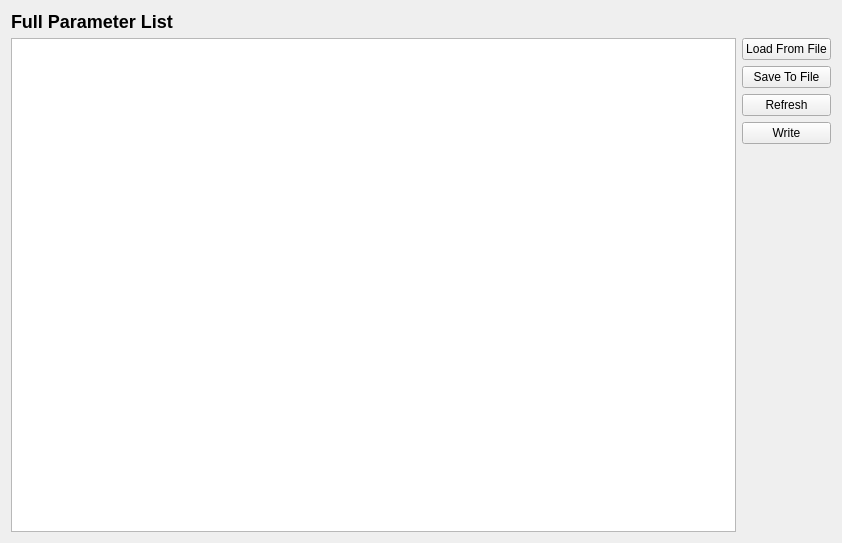
The window that src/ui/configuration/AdvParameterList.ui (ArduPilot/apm_planner) describes before a commit, drawn with Qt 5.
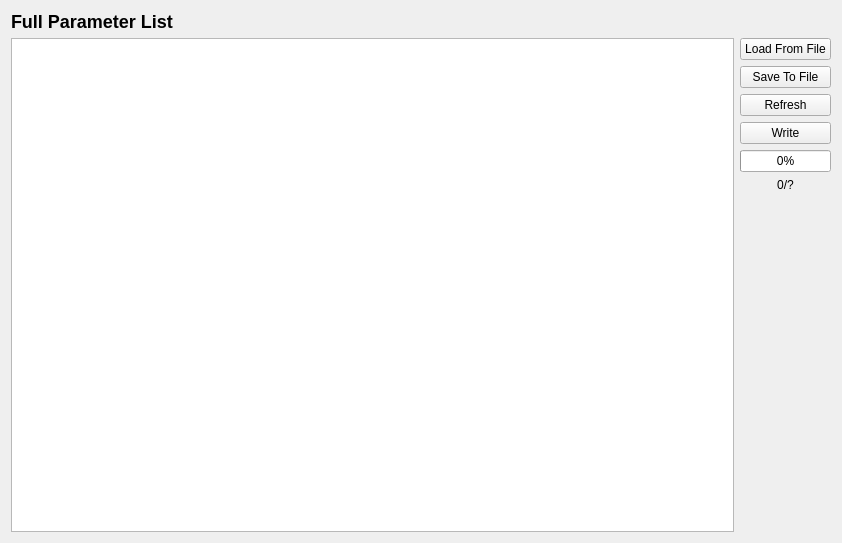
The same window after the commit.

Commit message: Support for ProgressBar when downloading Parameter List

```diff
--- a/src/ui/configuration/AdvParameterList.ui
+++ b/src/ui/configuration/AdvParameterList.ui
@@ -56,6 +56,32 @@
          </property>
         </widget>
        </item>
+       <item>
+        <widget class="QProgressBar" name="paramProgressBar">
+         <property name="sizePolicy">
+          <sizepolicy hsizetype="Minimum" vsizetype="Fixed">
+           <horstretch>0</horstretch>
+           <verstretch>0</verstretch>
+          </sizepolicy>
+         </property>
+         <property name="toolTip">
+          <string comment="Download Progress"/>
+         </property>
+         <property name="value">
+          <number>0</number>
+         </property>
+        </widget>
+       </item>
+       <item>
+        <widget class="QLabel" name="progressLabel">
+         <property name="text">
+          <string>0/?</string>
+         </property>
+         <property name="alignment">
+          <set>Qt::AlignCenter</set>
+         </property>
+        </widget>
+       </item>
        <item>
         <spacer name="verticalSpacer">
          <property name="orientation">
```
The commit also changes 5 other files.
